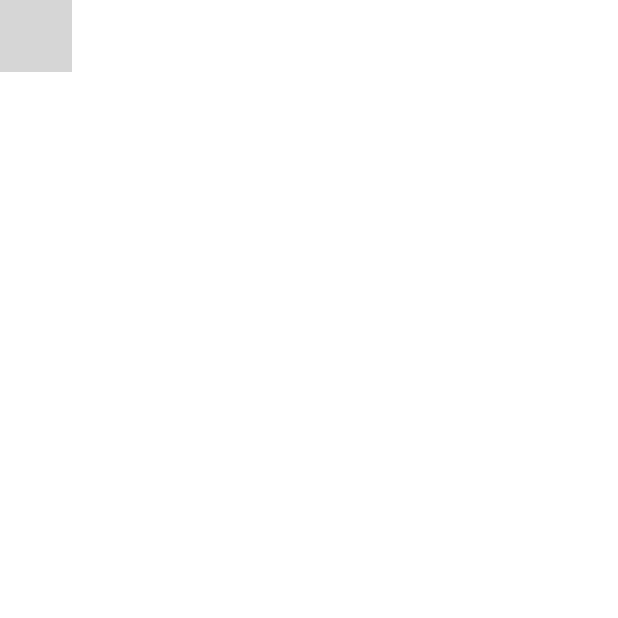
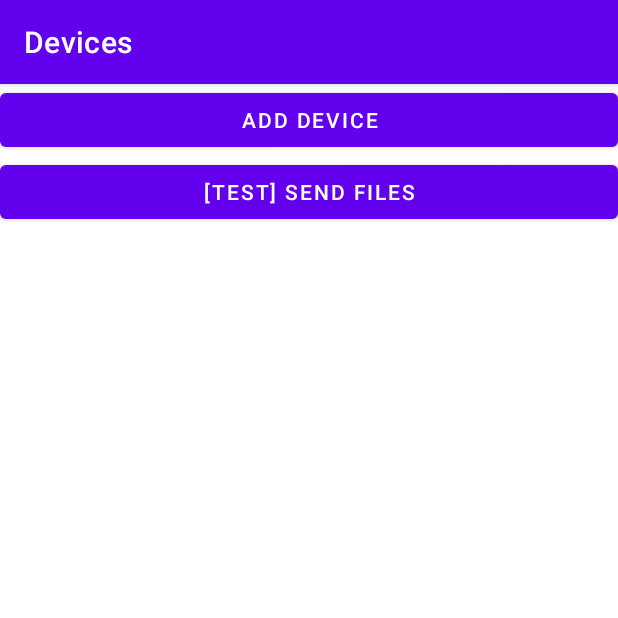
Before and after one commit to gameraccoon/easy-photo-backup, an Android app built with Jetpack Compose: the screen it shows after launch (MainActivity), on a phone screen of 412 x 824 dp, the top half of it. Run offline under Robolectric (Android 15) with nearby library versions, the phone set to English and light mode, and no system bars; libraries missing offline, so code that uses them is left out: uniffi.client_ffi; 4 statements that could not run were skipped; grey boxes are pictures that could not be loaded.

```diff
--- a/platforms/android/app/src/main/java/com/gameraccoon/easyphotobackup/MainActivity.kt
+++ b/platforms/android/app/src/main/java/com/gameraccoon/easyphotobackup/MainActivity.kt
@@ -2,89 +2,40 @@ package com.gameraccoon.easyphotobackup
 
 import android.content.Intent
 import android.os.Bundle
-import androidx.activity.ComponentActivity
-import androidx.activity.compose.setContent
-import androidx.compose.foundation.layout.Column
-import androidx.compose.foundation.layout.fillMaxSize
-import androidx.compose.foundation.rememberScrollState
-import androidx.compose.foundation.verticalScroll
-import androidx.compose.material3.Button
-import androidx.compose.material3.MaterialTheme
-import androidx.compose.material3.Surface
-import androidx.compose.material3.Text
-import androidx.compose.runtime.Composable
-import androidx.compose.ui.Modifier
-import androidx.compose.ui.tooling.preview.Preview
-import com.gameraccoon.easyphotobackup.ui.theme.EasyPhotoBackupTheme
-import uniffi.client_ffi.ClientStorage
+import android.view.View
+import android.view.ViewGroup
+import androidx.activity.enableEdgeToEdge
+import androidx.appcompat.app.AppCompatActivity
+import androidx.core.view.ViewCompat
+import androidx.core.view.WindowInsetsCompat
 
-class MainActivity : ComponentActivity() {
-
+class MainActivity : AppCompatActivity() {
   override fun onCreate(savedInstanceState: Bundle?) {
     super.onCreate(savedInstanceState)
+    enableEdgeToEdge()
+    setContentView(R.layout.activity_main)
+    ViewCompat.setOnApplyWindowInsetsListener(findViewById(R.id.main)) { v, insets ->
+      val systemBars = insets.getInsets(WindowInsetsCompat.Type.systemBars())
+      v.setPadding(systemBars.left, systemBars.top, systemBars.right, systemBars.bottom)
+      insets
+    }
 
     val easyPhotoBackupApplication = application as EasyPhotoBackupApplication
     var clientStorage = easyPhotoBackupApplication.getClientStorage()
-
-    setContent {
-      Layout(
-          onAddDeviceClicked = {
-            val context = this
-            val intent = Intent(context, DiscoverDevicesActivity::class.java)
-            context.startActivity(intent)
-          },
-          onDebugSendFilesClicked = {},
-          clientStorage,
-      )
-    }
-  }
-}
-
-@Composable
-fun DeviceButton(name: String, modifier: Modifier = Modifier) {
-  Button(onClick = { println("Button 1 clicked") }) { Text(text = name, modifier = modifier) }
-}
-
-@Composable
-fun ListOfDevices(clientStorage: ClientStorage?, modifier: Modifier = Modifier) {
-  if (clientStorage == null) {
-    return
-  }
-
-  clientStorage.getPairedServers().forEach { device ->
-    Column(modifier = modifier) { DeviceButton(device.getName()) }
-  }
-}
-
-@Composable
-fun AddDeviceButton(onClicked: () -> Unit, modifier: Modifier = Modifier) {
-  Button(onClick = onClicked) { Text(text = "Add Device", modifier = modifier) }
-}
-
-@Composable
-fun DebugSendFilesButton(onClicked: () -> Unit, modifier: Modifier = Modifier) {
-  Button(onClick = onClicked) { Text(text = "Send files [Debug]", modifier = modifier) }
-}
-
-@Composable
-fun Layout(
-    onAddDeviceClicked: () -> Unit,
-    onDebugSendFilesClicked: () -> Unit,
-    clientStorage: ClientStorage?
-) {
-  EasyPhotoBackupTheme {
-    Surface(modifier = Modifier.fillMaxSize(), color = MaterialTheme.colorScheme.background) {
-      Column(Modifier.verticalScroll(rememberScrollState())) {
-        ListOfDevices(clientStorage)
-        AddDeviceButton(onAddDeviceClicked)
-        DebugSendFilesButton(onDebugSendFilesClicked)
+    if (clientStorage != null) {
+      val pairedDevices = findViewById<ViewGroup>(R.id.paired_devices)
+      pairedDevices.visibility = View.VISIBLE
+      clientStorage.getPairedServers().forEach { serverInfo ->
+        val pairedDeviceView = PairedDeviceView(this)
+        pairedDeviceView.setServerInfo(serverInfo)
+        pairedDevices.addView(pairedDeviceView)
       }
     }
   }
+
+  fun addDeviceButtonClicked(view: View) {
+    val context = this
+    val intent = Intent(context, DiscoverDevicesActivity::class.java)
+    context.startActivity(intent)
+  }
 }
-
-@Preview(showBackground = true)
-@Composable
-fun ListOfDevicesPreview() {
-  Layout({}, {}, null)
-}
--- /dev/null
+++ b/platforms/android/app/src/main/res/layout/activity_main.xml
@@ -0,0 +1,39 @@
+<?xml version="1.0" encoding="utf-8"?>
+<androidx.constraintlayout.widget.ConstraintLayout xmlns:android="http://schemas.android.com/apk/res/android"
+    xmlns:app="http://schemas.android.com/apk/res-auto"
+    xmlns:tools="http://schemas.android.com/tools"
+    android:id="@+id/main"
+    android:layout_width="match_parent"
+    android:layout_height="match_parent"
+    tools:context=".MainActivity">
+
+    <ScrollView
+        android:layout_width="match_parent"
+        android:layout_height="match_parent">
+
+        <LinearLayout
+            android:layout_width="match_parent"
+            android:layout_height="wrap_content"
+            android:orientation="vertical" >
+
+            <LinearLayout
+                android:id="@+id/paired_devices"
+                android:layout_width="match_parent"
+                android:layout_height="match_parent"
+                android:orientation="vertical"/>
+
+            <Button
+                android:id="@+id/add_device_btn"
+                android:layout_width="match_parent"
+                android:layout_height="wrap_content"
+                android:onClick="addDeviceButtonClicked"
+                android:text="@string/add_device" />
+
+            <Button
+                android:id="@+id/test_send_files_btn"
+                android:layout_width="match_parent"
+                android:layout_height="wrap_content"
+                android:text="[test] Send Files" />
+        </LinearLayout>
+    </ScrollView>
+</androidx.constraintlayout.widget.ConstraintLayout>
--- a/platforms/android/app/src/main/res/values/strings.xml
+++ b/platforms/android/app/src/main/res/values/strings.xml
@@ -2,7 +2,7 @@
     <string name="app_name" translatable="false">Easy Photo Backup</string>
     <string name="title_activity_main">Devices</string>
     <string name="title_activity_discover_devices">Devices in the network</string>
-    <string name="discovery_device_button">Connect</string>
+    <string name="add_device">Add device</string>
     <string name="add_by_ip_button">Add by IP</string>
     <string name="status_online">Online</string>
     <string name="status_offline">Offline</string>
```
Also changed, not shown: platforms/android/app/src/main/java/com/gameraccoon/easyphotobackup/DiscoverDevicesActivity.kt (+4 -4 lines), platforms/android/app/src/main/java/com/gameraccoon/easyphotobackup/DiscoveredDeviceView.kt (+38 -3 lines), platforms/android/app/src/main/java/com/gameraccoon/easyphotobackup/MainActivityOld.kt (added, +85 -0 lines), platforms/android/app/src/main/java/com/gameraccoon/easyphotobackup/PairedDeviceView.kt (added, +24 -0 lines), platforms/android/app/src/main/res/layout/paired_device.xml (added, +33 -0 lines), 1 other file.
